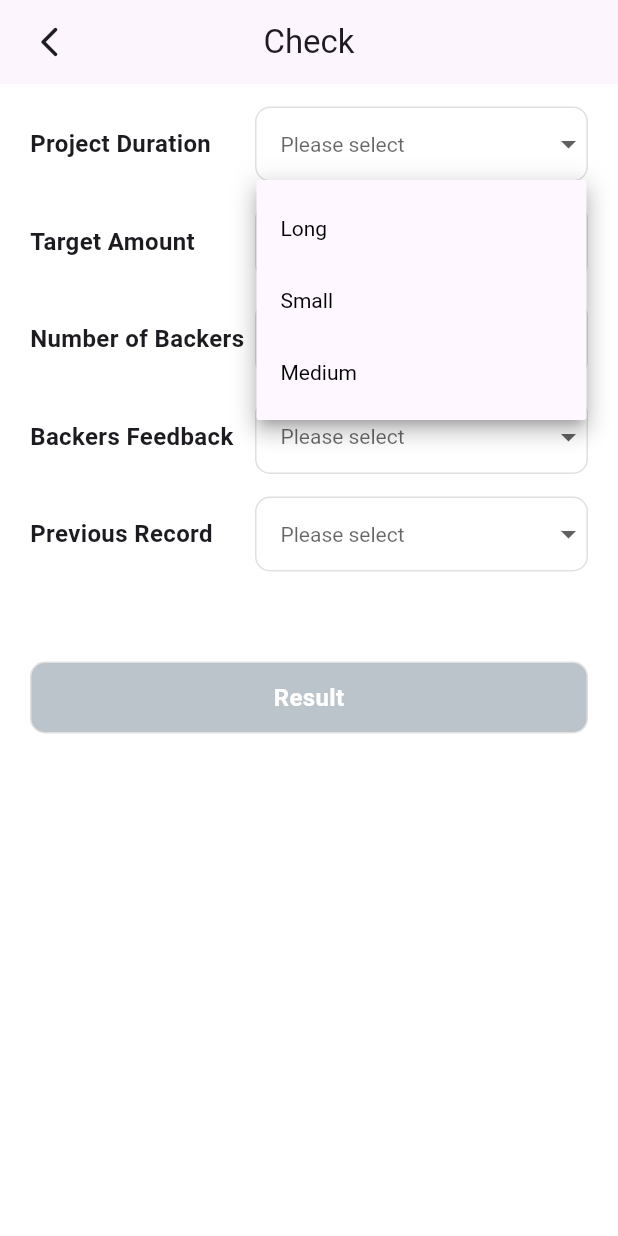
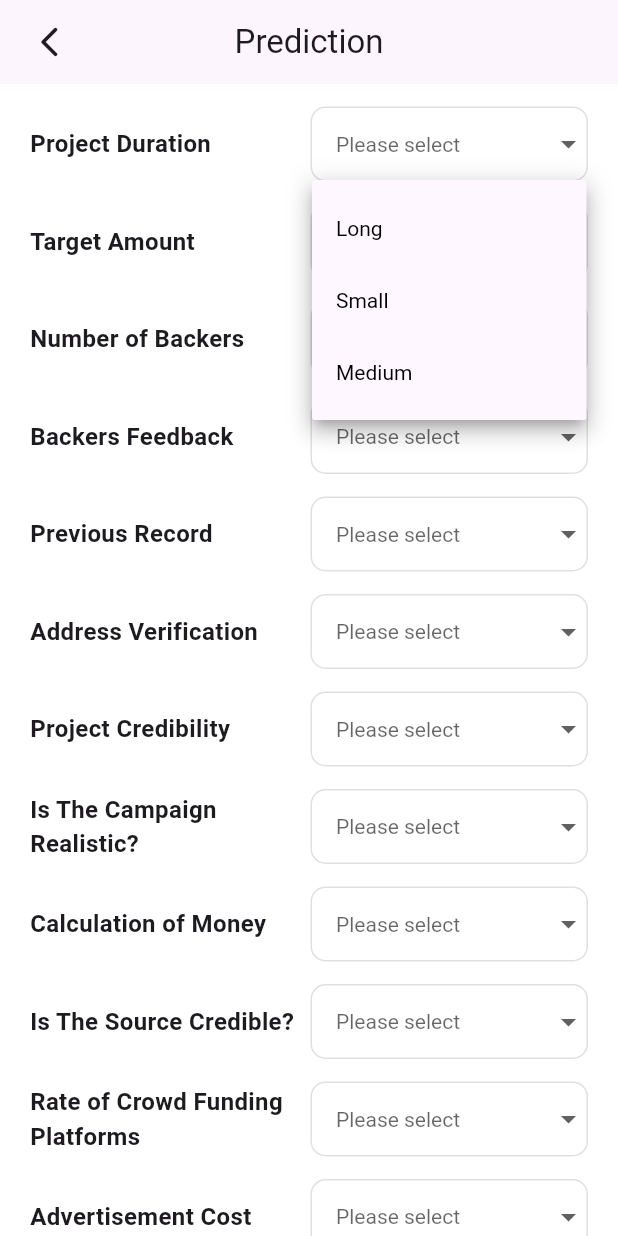
Before and after one commit to shoroardiSumon/fundMe, a Flutter app: the CheckScreen screen opened directly, after a tap on "Please select", on a phone screen of 412 x 824 dp. Run offline on Flutter 3.47's test engine with Material 3 defaults, Android fonts, the phone set to English and light mode, and no system bars; drawn by our look-alikes of dropdown_button2; our stand-ins replace dio, shared_preferences, skeletonizer; accounts and stored records are empty.

Commit message:
more dropdown added

```diff
--- a/lib/controller/check_provider.dart
+++ b/lib/controller/check_provider.dart
@@ -8,18 +8,39 @@ class CheckProvider extends ChangeNotifier{
   final List<String> _numberOfBakersItems = ['More Than 1000', 'Less Than 1000'];
   final List<String> _backersFeedbackItems = ['Good', 'Bad'];
   final List<String> _previousRecordItems = ['Yes', 'No'];
+  final List<String> _addressVerificationItems = ['Real', 'Fake'];
+  final List<String> _projectCredibilityItems = ['Credible', 'Non Credible',];
+  final List<String> _isTheCampaignRealisticItems = ['Yes', 'No'];
+  final List<String> _calculationOfMoneyItems = ['Perfectly', 'Imperfectly'];
+  final List<String> _isTheSourceCredibleItems = ['Yes', 'No'];
+  final List<String> _rateOfCrowdFundingPlatformsItems = ['High', 'Medium', 'Low'];
+  final List<String> _advertisementCostItems = ['High Cost', 'Average Cost', 'No Cost'];
 
   List<String> get projectDurationItems => _projectDurationItems;
   List<String> get targetAmountItems => _targetAmountItems;
   List<String> get numberOfBakersItems => _numberOfBakersItems;
   List<String> get backersFeedbackItems => _backersFeedbackItems;
   List<String> get previousRecordItems => _previousRecordItems;
+  List<String> get addressVerificationItems => _addressVerificationItems;
+  List<String> get projectCredibilityItems => _projectCredibilityItems;
+  List<String> get isTheCampaignRealisticItems => _isTheCampaignRealisticItems;
+  List<String> get calculationOfMoneyItems => _calculationOfMoneyItems;
+  List<String> get isTheSourceCredibleItems => _isTheSourceCredibleItems;
+  List<String> get rateOfCrowdFundingPlatformsItems => _rateOfCrowdFundingPlatformsItems;
+  List<String> get advertisementCostItems => _advertisementCostItems;
 
   String? _selectedProjectDuration;
   String? _selectedTargetAmount;
   String? _selectedNumberOfBakers;
   String? _selectedBackersFeedback;
   String? _selectedPreviousRecord;
+  String? _selectedAddressVerification;
+  String? _selectedProjectCredibility;
+  String? _selectedIsTheCampaignRealistic;
+  String? _selectedCalculationOfMoney;
+  String? _selectedIsTheSourceCredible;
+  String? _selectedRateOfCrowdFundingPlatforms;
+  String? _selectedAdvertisementCost;
 
   String? get selectedProjectDuration => _selectedProjectDuration;
   String? get selectedTargetAmount => _selectedTargetAmount;
@@ -27,12 +48,27 @@ class CheckProvider extends ChangeNotifier{
   String? get selectedBackersFeedback => _selectedBackersFeedback;
   String? get selectedPreviousRecord => _selectedPreviousRecord;
 
+  String? get selectedAddressVerification => _selectedAddressVerification;
+  String? get selectedProjectCredibility => _selectedProjectCredibility;
+  String? get selectedIsTheCampaignRealistic => _selectedIsTheCampaignRealistic;
+  String? get selectedCalculationOfMoney => _selectedCalculationOfMoney;
+  String? get selectedIsTheSourceCredible => _selectedIsTheSourceCredible;
+  String? get selectedRateOfCrowdFundingPlatforms => _selectedRateOfCrowdFundingPlatforms;
+  String? get selectedAdvertisementCost => _selectedAdvertisementCost;
+
   CheckProvider() {
     _selectedProjectDuration = null;
     _selectedTargetAmount = null;
     _selectedNumberOfBakers = null;
     _selectedBackersFeedback = null;
     _selectedPreviousRecord = null;
+    _selectedAddressVerification = null;
+    _selectedProjectCredibility = null;
+    _selectedIsTheCampaignRealistic = null;
+    _selectedCalculationOfMoney = null;
+    _selectedIsTheSourceCredible = null;
+    _selectedRateOfCrowdFundingPlatforms = null;
+    _selectedAdvertisementCost = null;
   }
 
   void updateProjectDurationDDWN(String seletedValue){
@@ -60,12 +96,54 @@ class CheckProvider extends ChangeNotifier{
     notifyListeners();
   }
 
+  void updateAddressVerificationDDWN(String seletedValue){
+    _selectedAddressVerification = seletedValue;
+    notifyListeners();
+  }
+
+  void updateProjectCredibilityDDWN(String seletedValue){
+    _selectedProjectCredibility = seletedValue;
+    notifyListeners();
+  }
+
+  void updateIsTheCampaignRealisticDDWN(String seletedValue){
+    _selectedIsTheCampaignRealistic = seletedValue;
+    notifyListeners();
+  }
+
+  void updateCalculationOfMoneyDDWN(String seletedValue){
+    _selectedCalculationOfMoney = seletedValue;
+    notifyListeners();
+  }
+
+  void updateIsTheSourceCredibleDDWN(String seletedValue){
+    _selectedIsTheSourceCredible = seletedValue;
+    notifyListeners();
+  }
+  void updateRateOfCrowdFundingPlatformsDDWN(String seletedValue){
+    _selectedRateOfCrowdFundingPlatforms = seletedValue;
+    notifyListeners();
+  }
+
+  void updateAdvertisementCostDDWN(String seletedValue){
+    _selectedAdvertisementCost = seletedValue;
+    notifyListeners();
+  }
+
+
   void resetAllDropdown(){
     _selectedProjectDuration = null;
     _selectedTargetAmount = null;
     _selectedNumberOfBakers = null;
     _selectedBackersFeedback = null;
     _selectedPreviousRecord = null;
+    _selectedAddressVerification = null;
+    _selectedProjectCredibility = null;
+    _selectedIsTheCampaignRealistic = null;
+    _selectedCalculationOfMoney = null;
+    _selectedIsTheSourceCredible = null;
+    _selectedRateOfCrowdFundingPlatforms = null;
+    _selectedAdvertisementCost = null;
     notifyListeners();
   }
 
@@ -90,10 +168,18 @@ class CheckProvider extends ChangeNotifier{
         'no_of_backers': _selectedNumberOfBakers ?? '',
         'backers_feedback': _selectedBackersFeedback ?? '',
         'previous_record': _selectedPreviousRecord ?? '',
+        'address_verification': _selectedAddressVerification ?? '',
+        'project_credibility': _selectedProjectCredibility ?? '',
+        'is_the_campaign_realistic': _selectedIsTheCampaignRealistic ?? '',
+        'calculation_of_money': _selectedCalculationOfMoney ?? '',
+        'is_the_source_credible': _selectedIsTheSourceCredible ?? '',
+        'rate_of_crowdfunding_platforms': _selectedRateOfCrowdFundingPlatforms ?? '',
+        'advertisement_cost': _selectedAdvertisementCost ?? '',
       });
 
       SharedPreferences prefs = await SharedPreferences.getInstance();
       String ipAddressPort = prefs.getString('ip_address') ?? '';
+
 
       if(ipAddressPort.isEmpty){
         ScaffoldMessenger.of(context).showSnackBar(
--- a/lib/views/check_screen.dart
+++ b/lib/views/check_screen.dart
@@ -32,7 +32,7 @@ class _CheckScreenState extends State<CheckScreen> {
     return Scaffold(
       backgroundColor: AppColors.appBodyBgColor,
       appBar: const CustomAppBar(
-        title: "Check",
+        title: "Prediction",
       ),
       body: SafeArea(
         child: SingleChildScrollView(
@@ -63,6 +63,34 @@ class _CheckScreenState extends State<CheckScreen> {
                     _buildDropdown('Previous Record', checkProvider.selectedPreviousRecord, checkProvider.previousRecordItems, (value) {
                       checkProvider.updatePreviousRecordDDWN(value!);
                     }),
+                    const SizedBox(height: 15),
+                    _buildDropdown('Address Verification', checkProvider.selectedAddressVerification, checkProvider.addressVerificationItems, (value) {
+                      checkProvider.updateAddressVerificationDDWN(value!);
+                    }),
+                    const SizedBox(height: 15),
+                    _buildDropdown('Project Credibility', checkProvider.selectedProjectCredibility, checkProvider.projectCredibilityItems, (value) {
+                      checkProvider.updateProjectCredibilityDDWN(value!);
+                    }),
+                    const SizedBox(height: 15),
+                    _buildDropdown('Is The Campaign Realistic?', checkProvider.selectedIsTheCampaignRealistic, checkProvider.isTheCampaignRealisticItems, (value) {
+                      checkProvider.updateIsTheCampaignRealisticDDWN(value!);
+                    }),
+                    const SizedBox(height: 15),
+                    _buildDropdown('Calculation of Money', checkProvider.selectedCalculationOfMoney, checkProvider.calculationOfMoneyItems, (value) {
+                      checkProvider.updateCalculationOfMoneyDDWN(value!);
+                    }),
+                    const SizedBox(height: 15),
+                    _buildDropdown('Is The Source Credible?', checkProvider.selectedIsTheSourceCredible, checkProvider.isTheSourceCredibleItems, (value) {
+                      checkProvider.updateIsTheSourceCredibleDDWN(value!);
+                    }),
+                    const SizedBox(height: 15),
+                    _buildDropdown('Rate of Crowd Funding Platforms', checkProvider.selectedRateOfCrowdFundingPlatforms, checkProvider.rateOfCrowdFundingPlatformsItems, (value) {
+                      checkProvider.updateRateOfCrowdFundingPlatformsDDWN(value!);
+                    }),
+                    const SizedBox(height: 15),
+                    _buildDropdown('Advertisement Cost', checkProvider.selectedAdvertisementCost, checkProvider.advertisementCostItems, (value) {
+                      checkProvider.updateAdvertisementCostDDWN(value!);
+                    }),
 
                     const SizedBox(height: 60,),
 
@@ -70,7 +98,15 @@ class _CheckScreenState extends State<CheckScreen> {
                         && checkProvider.selectedTargetAmount != null
                         && checkProvider.selectedNumberOfBakers != null
                         && checkProvider.selectedBackersFeedback != null
-                        && checkProvider.selectedPreviousRecord != null?
+                        && checkProvider.selectedPreviousRecord != null
+                        && checkProvider.selectedAddressVerification != null
+                        && checkProvider.selectedProjectCredibility != null
+                        && checkProvider.selectedIsTheCampaignRealistic != null
+                        && checkProvider.selectedCalculationOfMoney != null
+                        && checkProvider.selectedIsTheSourceCredible != null
+                        && checkProvider.selectedRateOfCrowdFundingPlatforms != null
+                        && checkProvider.selectedAdvertisementCost != null?
+
                     Skeletonizer(
                       enabled: checkProvider.isLoading,
                       ignoreContainers: false,
@@ -81,7 +117,6 @@ class _CheckScreenState extends State<CheckScreen> {
                         isTrailing: false,
                         onTap: () async{
                           var response = await checkProvider.makePredictionRequest(context);
-                          print("MyRESSSSSS: " + response);
                           if(response == "Successful" || response == "Unsuccessful"){
                             Navigator.of(context).push(appNavigator(ResultScreen(result: response), const Offset(1, 0), 500));
                           }else {
@@ -96,19 +131,13 @@ class _CheckScreenState extends State<CheckScreen> {
                           }
                         },
                       ),
-                    )
-                    // : CustomLoadingPrimaryButton(
-                    //   title: "",
-                    //   isTrailing: false,
-                    //   onTap: () {},
-                    // )
-                     : CustomSecondaryButton(
+                    ) : CustomSecondaryButton(
                       title: "Result",
                       isTrailing: false,
                       onTap: () {},
                     ),
 
-                    const SizedBox(height: 20,),
+                    const SizedBox(height: 50,),
                   ],
                 ),
               );
@@ -125,7 +154,7 @@ class _CheckScreenState extends State<CheckScreen> {
       mainAxisAlignment: MainAxisAlignment.start,
       children: [
         Expanded(
-          flex: 2,
+          flex: 1,
           child: Text(
             label,
             style: const TextStyle(
@@ -136,7 +165,7 @@ class _CheckScreenState extends State<CheckScreen> {
         ),
         const SizedBox(width: 2,),
         Expanded(
-          flex: 3,
+          flex: 1,
           child: Container(
             decoration: BoxDecoration(
               borderRadius: BorderRadius.circular(10),
```
Also changed, not shown: lib/views/home_screen.dart (+24 -2 lines), lib/views/police_report_screen.dart (added, +36 -0 lines), lib/views/suggestion_screen.dart (added, +39 -0 lines).
